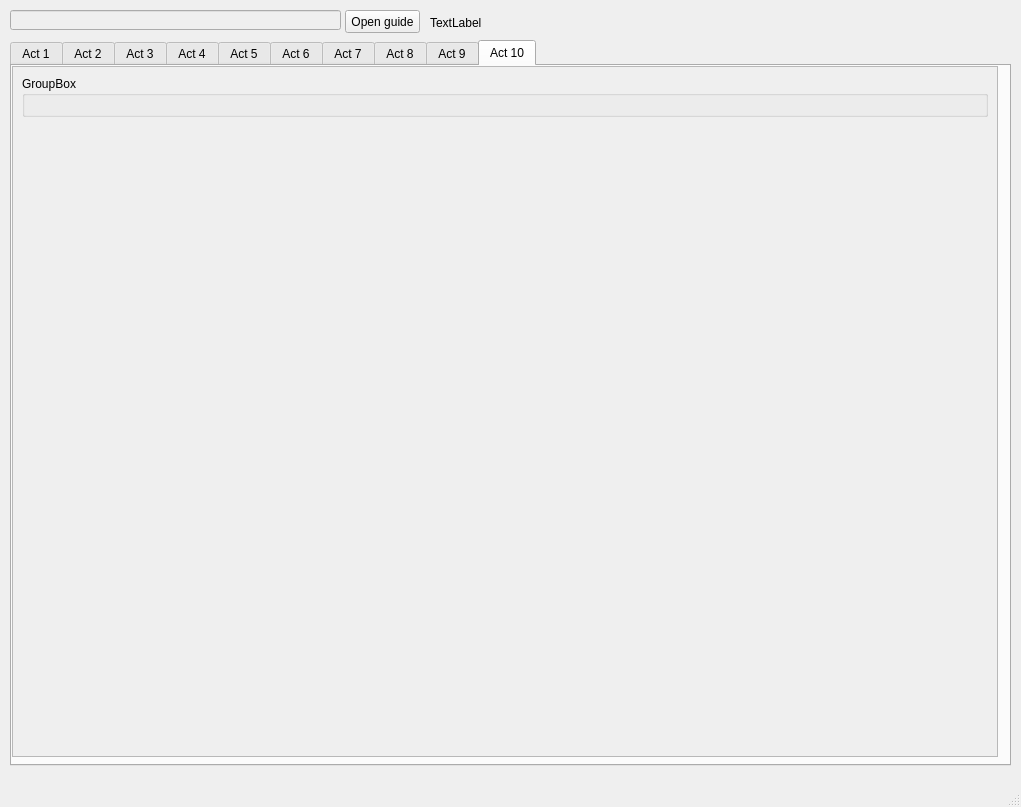
Above: generated/form_main.ui from Doberm4n/POELevelingGuide before the change. Below: the same form after it.
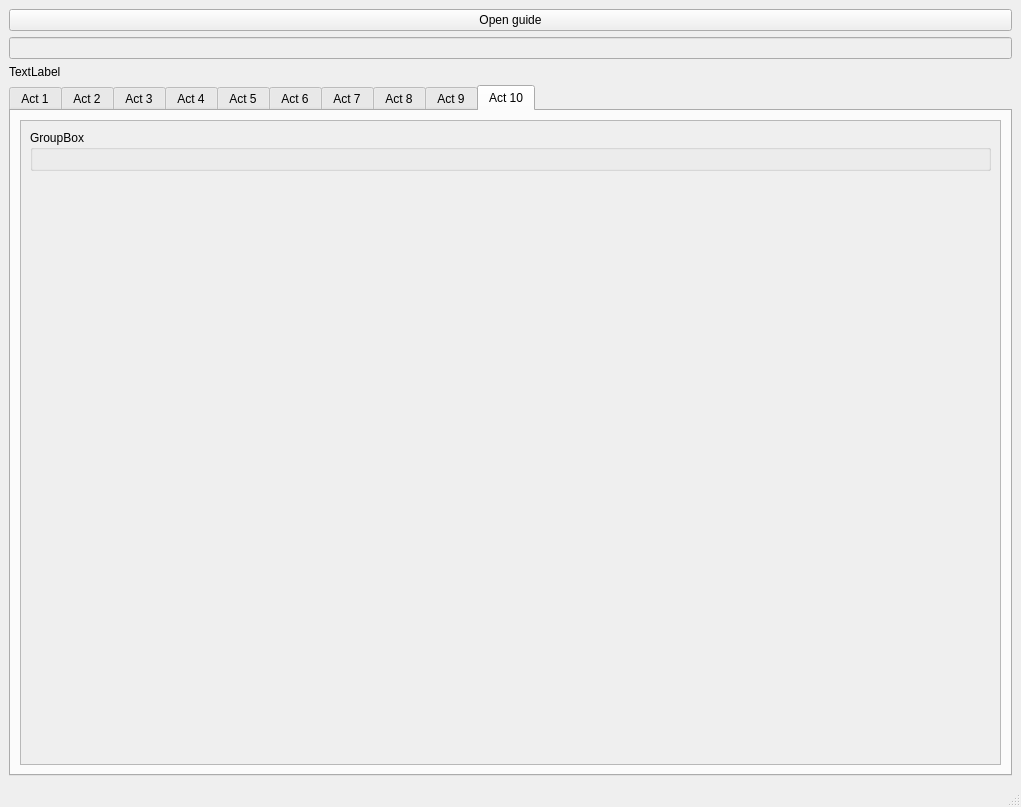
That is the form after the change. The open tabs and pages were chosen to show the change.

Diff of the .ui file:
```diff
--- a/generated/form_main.ui
+++ b/generated/form_main.ui
@@ -14,15 +14,30 @@
    <string>MainWindow</string>
   </property>
   <widget class="QWidget" name="centralwidget">
+   <layout class="QVBoxLayout" name="verticalLayout_2">
+    <item>
+     <widget class="QPushButton" name="openGuidePushButton">
+      <property name="text">
+       <string>Open guide</string>
+      </property>
+     </widget>
+    </item>
+    <item>
+     <widget class="QLineEdit" name="guideLineEdit">
+      <property name="enabled">
+       <bool>false</bool>
+      </property>
+     </widget>
+    </item>
+    <item>
+     <widget class="QLabel" name="label">
+      <property name="text">
+       <string>TextLabel</string>
+      </property>
+     </widget>
+    </item>
+    <item>
    <widget class="QTabWidget" name="tabWidget">
-    <property name="geometry">
-     <rect>
-      <x>10</x>
-      <y>40</y>
-      <width>1001</width>
-      <height>726</height>
-     </rect>
-    </property>
     <property name="currentIndex">
      <number>0</number>
     </property>
@@ -489,15 +504,9 @@
      <attribute name="title">
       <string>Act 10</string>
      </attribute>
+       <layout class="QVBoxLayout" name="verticalLayout_11">
+        <item>
      <widget class="QScrollArea" name="scrollArea_10">
-      <property name="geometry">
-       <rect>
-        <x>0</x>
-        <y>0</y>
-        <width>986</width>
-        <height>691</height>
-       </rect>
-      </property>
       <property name="widgetResizable">
        <bool>true</bool>
       </property>
@@ -506,8 +515,8 @@
         <rect>
          <x>0</x>
          <y>0</y>
-         <width>984</width>
-         <height>689</height>
+             <width>977</width>
+             <height>628</height>
         </rect>
        </property>
        <layout class="QFormLayout" name="formLayout_10">
@@ -535,47 +544,12 @@
        </layout>
       </widget>
      </widget>
-    </widget>
-   </widget>
-   <widget class="QLineEdit" name="guideLineEdit">
-    <property name="enabled">
-     <bool>false</bool>
-    </property>
-    <property name="geometry">
-     <rect>
-      <x>10</x>
-      <y>10</y>
-      <width>331</width>
-      <height>20</height>
-     </rect>
-    </property>
-   </widget>
-   <widget class="QPushButton" name="openGuidePushButton">
-    <property name="geometry">
-     <rect>
-      <x>345</x>
-      <y>10</y>
-      <width>75</width>
-      <height>23</height>
-     </rect>
-    </property>
-    <property name="text">
-     <string>Open guide</string>
-    </property>
-   </widget>
-   <widget class="QLabel" name="label">
-    <property name="geometry">
-     <rect>
-      <x>430</x>
-      <y>15</y>
-      <width>571</width>
-      <height>16</height>
-     </rect>
-    </property>
-    <property name="text">
-     <string>TextLabel</string>
-    </property>
-   </widget>
+        </item>
+       </layout>
+      </widget>
+     </widget>
+    </item>
+   </layout>
   </widget>
   <widget class="QMenuBar" name="menubar">
    <property name="geometry">
```
Left out of the diff: 146 changed lines with no effect on the pictures. Lines whose indentation alone changed are shown as unchanged.
